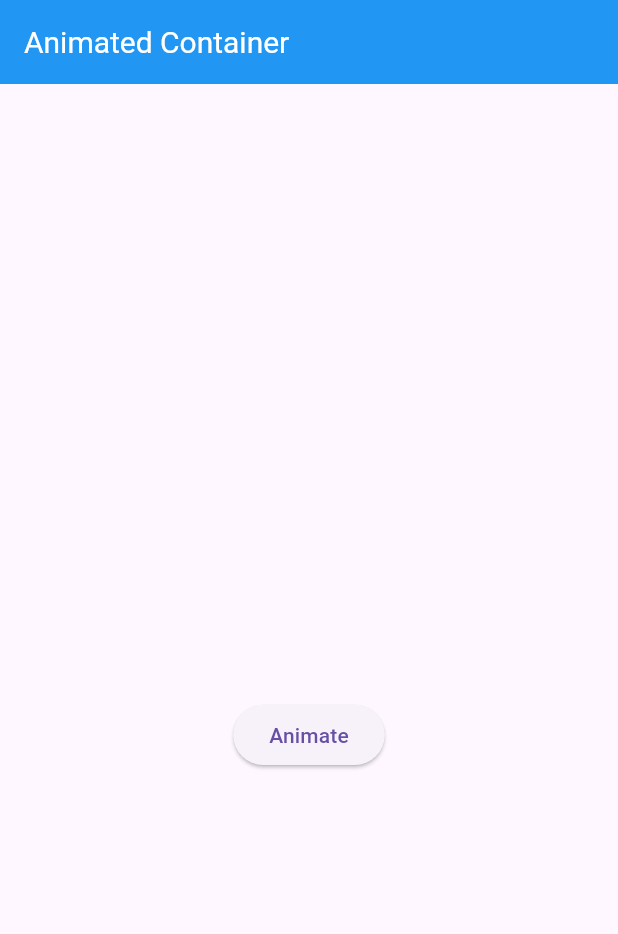
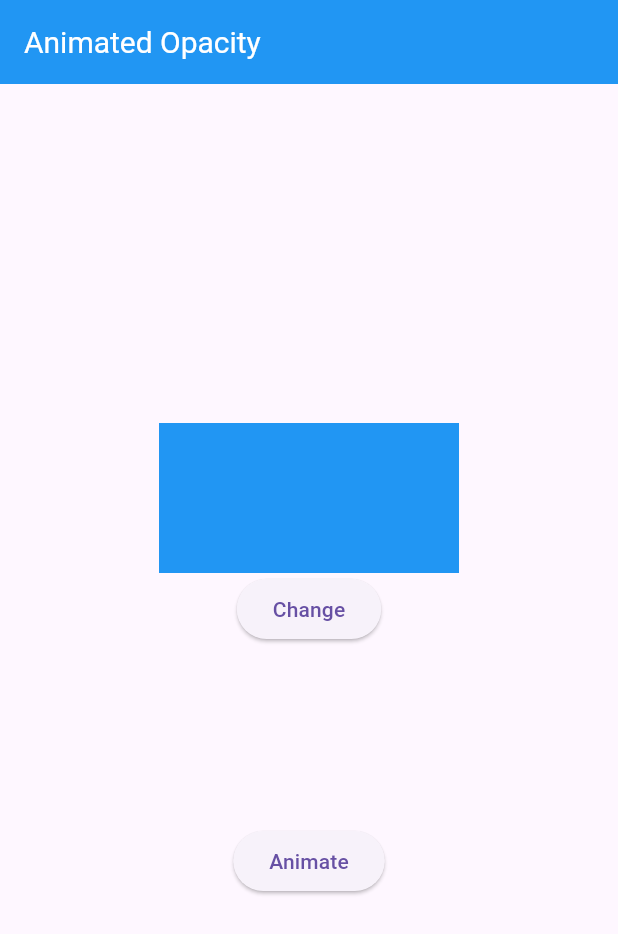
Before and after one commit to DivyaAKumar/FLUTTER-TUTORIAL, a Flutter app: the screen it shows after launch, on a phone screen of 412 x 824 dp. Shown: the top 934 px of the screen. Run offline on Flutter 3.47's test engine with Material 3 defaults, Android fonts, the phone set to English and light mode, and no system bars; our stand-ins replace font_awesome_flutter.

Commit message:
Animated Opacity

```diff
--- a/lib/main.dart
+++ b/lib/main.dart
@@ -42,7 +42,8 @@ class MyHomePage extends StatefulWidget {
 class _MyHomePageState extends State<MyHomePage> {
    var _width = 200.0; //to create pvt field inside dart _ is used before name
   var _height = 100.0;
-
+ var my_opacity =1.0;
+ bool isVisible =true;
    bool flag =true;
    Color bgColor = Colors.blueGrey;
    Decoration myDecor = BoxDecoration(
@@ -54,17 +55,40 @@ class _MyHomePageState extends State<MyHomePage> {
     return Scaffold(
         appBar: AppBar(
 
-          title: Text('Animated Container'),
+          title: Text('Animated Opacity'),
 
         ),
       body: Center(
         child: Column(
           mainAxisAlignment: MainAxisAlignment.center,
           children: [
+            AnimatedOpacity(opacity:my_opacity, duration: Duration(seconds: 2),
+            curve: Curves.slowMiddle,
+            child: Container(
+              width: 200,
+              height: 100,
+              color: Colors.blue,
+            ),
+            ),
+            ElevatedButton(onPressed: () {
+              setState(() {
+                 if (isVisible) {
+                my_opacity = 0.0;
+                isVisible=false; //invisible
+              } else {
+                my_opacity =1.0; //visible
+                isVisible=true;
+              }
+
+              });
+
+            }, child: Text("Change")),
+
+            SizedBox(width: 20,height: 20,),
             AnimatedContainer(
               duration: Duration(seconds: 2),
               width: _width ,
-              curve: Curves.bounceOut,
+              curve: Curves.elasticInOut,
               height: _height,
               //color: bgColor,
               decoration: myDecor,
```
